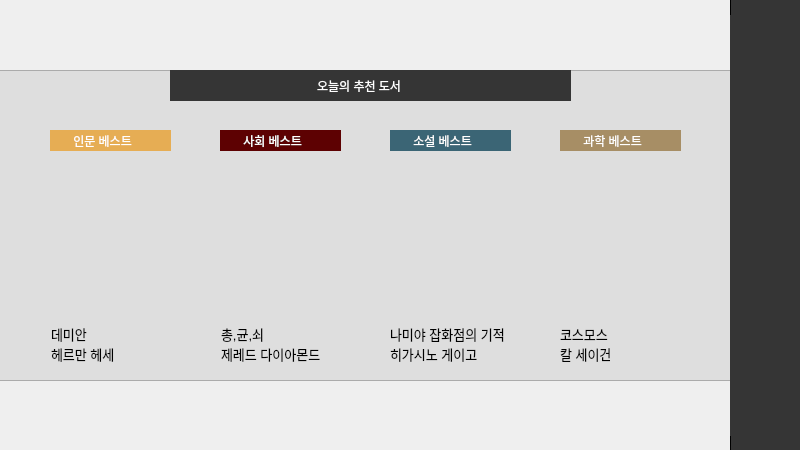
The window that main.ui (EUI-s-bookstore/bookstore) describes before a commit, drawn with Qt 5.
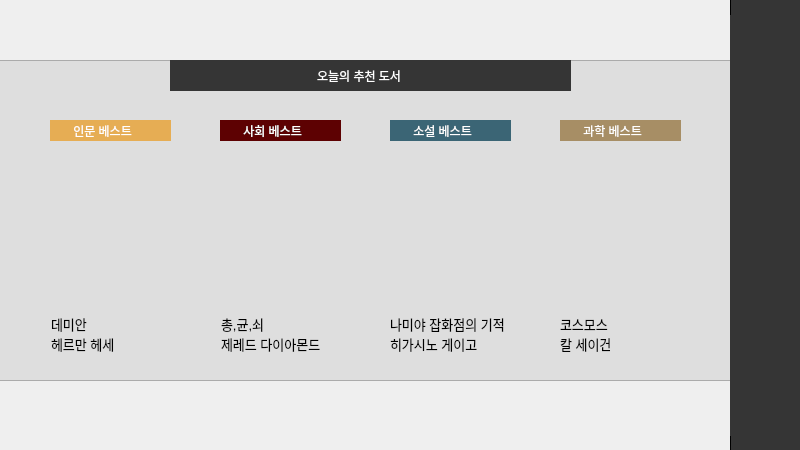
The same window after the commit. Icons and pictures are not drawn.

```diff
--- a/main.ui
+++ b/main.ui
@@ -345,7 +345,7 @@
    <property name="geometry">
     <rect>
      <x>220</x>
-     <y>150</y>
+     <y>140</y>
      <width>121</width>
      <height>171</height>
     </rect>
@@ -364,7 +364,7 @@
    <property name="geometry">
     <rect>
      <x>390</x>
-     <y>150</y>
+     <y>140</y>
      <width>121</width>
      <height>171</height>
     </rect>
@@ -383,9 +383,9 @@
    <property name="geometry">
     <rect>
      <x>-40</x>
-     <y>70</y>
+     <y>60</y>
      <width>791</width>
-     <height>311</height>
+     <height>321</height>
     </rect>
    </property>
    <property name="styleSheet">
@@ -396,7 +396,7 @@
    <property name="geometry">
     <rect>
      <x>50</x>
-     <y>150</y>
+     <y>140</y>
      <width>121</width>
      <height>171</height>
     </rect>
@@ -418,7 +418,7 @@
    <property name="geometry">
     <rect>
      <x>560</x>
-     <y>150</y>
+     <y>140</y>
      <width>121</width>
      <height>171</height>
     </rect>
@@ -437,7 +437,7 @@
    <property name="geometry">
     <rect>
      <x>50</x>
-     <y>130</y>
+     <y>120</y>
      <width>121</width>
      <height>21</height>
     </rect>
@@ -453,7 +453,7 @@
    <property name="geometry">
     <rect>
      <x>220</x>
-     <y>130</y>
+     <y>120</y>
      <width>121</width>
      <height>21</height>
     </rect>
@@ -469,7 +469,7 @@
    <property name="geometry">
     <rect>
      <x>560</x>
-     <y>130</y>
+     <y>120</y>
      <width>121</width>
      <height>21</height>
     </rect>
@@ -485,7 +485,7 @@
    <property name="geometry">
     <rect>
      <x>390</x>
-     <y>130</y>
+     <y>120</y>
      <width>121</width>
      <height>21</height>
     </rect>
@@ -501,7 +501,7 @@
    <property name="geometry">
     <rect>
      <x>47</x>
-     <y>320</y>
+     <y>310</y>
      <width>121</width>
      <height>51</height>
     </rect>
@@ -522,7 +522,7 @@
    <property name="geometry">
     <rect>
      <x>217</x>
-     <y>320</y>
+     <y>310</y>
      <width>121</width>
      <height>51</height>
     </rect>
@@ -543,7 +543,7 @@
    <property name="geometry">
     <rect>
      <x>386</x>
-     <y>320</y>
+     <y>310</y>
      <width>141</width>
      <height>51</height>
     </rect>
@@ -564,7 +564,7 @@
    <property name="geometry">
     <rect>
      <x>556</x>
-     <y>320</y>
+     <y>310</y>
      <width>121</width>
      <height>51</height>
     </rect>
@@ -585,7 +585,7 @@
    <property name="geometry">
     <rect>
      <x>170</x>
-     <y>70</y>
+     <y>60</y>
      <width>401</width>
      <height>31</height>
     </rect>
```
